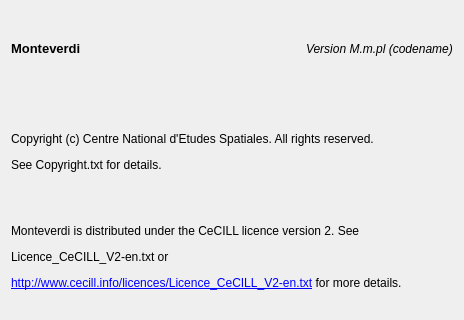
Above: Modules/Visualization/MonteverdiGui/src/mvdAboutDialog.ui from orfeotoolbox/OTB before the change; both pictures show x 0 to 464 and y 0 to 320 of the 464 by 487 pixel window. Below: the same form after it.
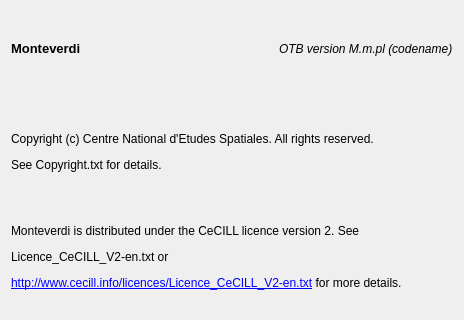
That is the form after the change.

Commit message: ENH: Added OTB prefix to version in Monteverdi about-dialog.

```diff
--- a/Modules/Visualization/MonteverdiGui/src/mvdAboutDialog.ui
+++ b/Modules/Visualization/MonteverdiGui/src/mvdAboutDialog.ui
@@ -80,7 +80,7 @@
           </font>
          </property>
          <property name="text">
-          <string>Version M.m.pl (codename)</string>
+          <string>OTB version M.m.pl (codename)</string>
          </property>
         </widget>
        </item>
```
The commit also changes 2 other files.
